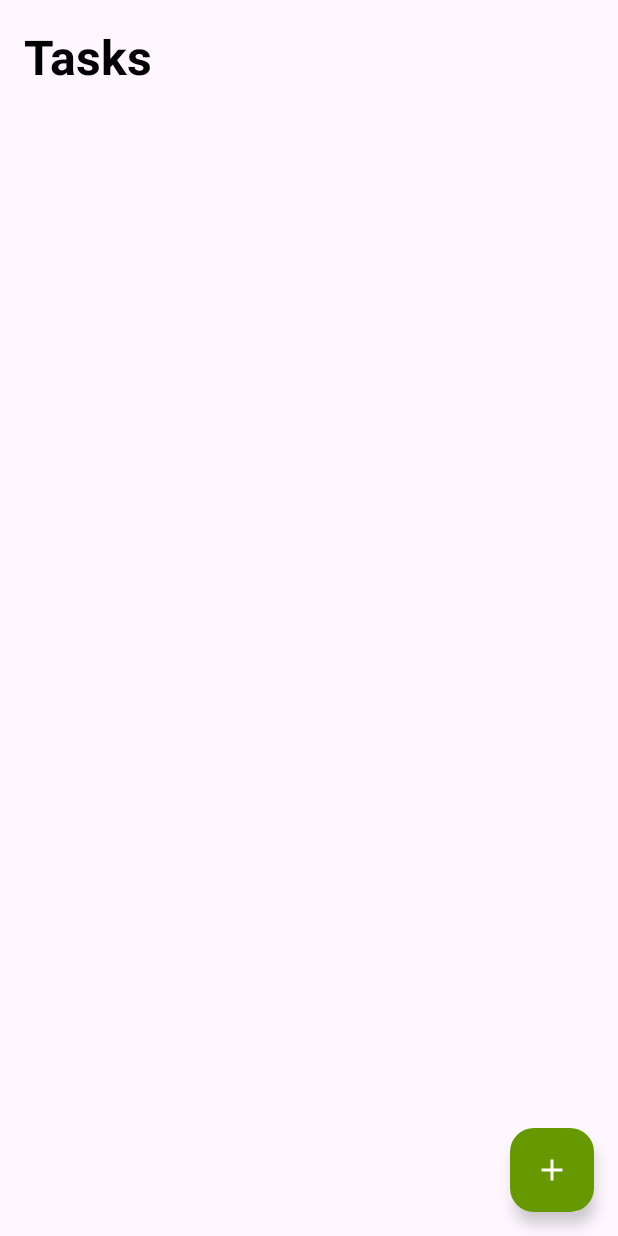
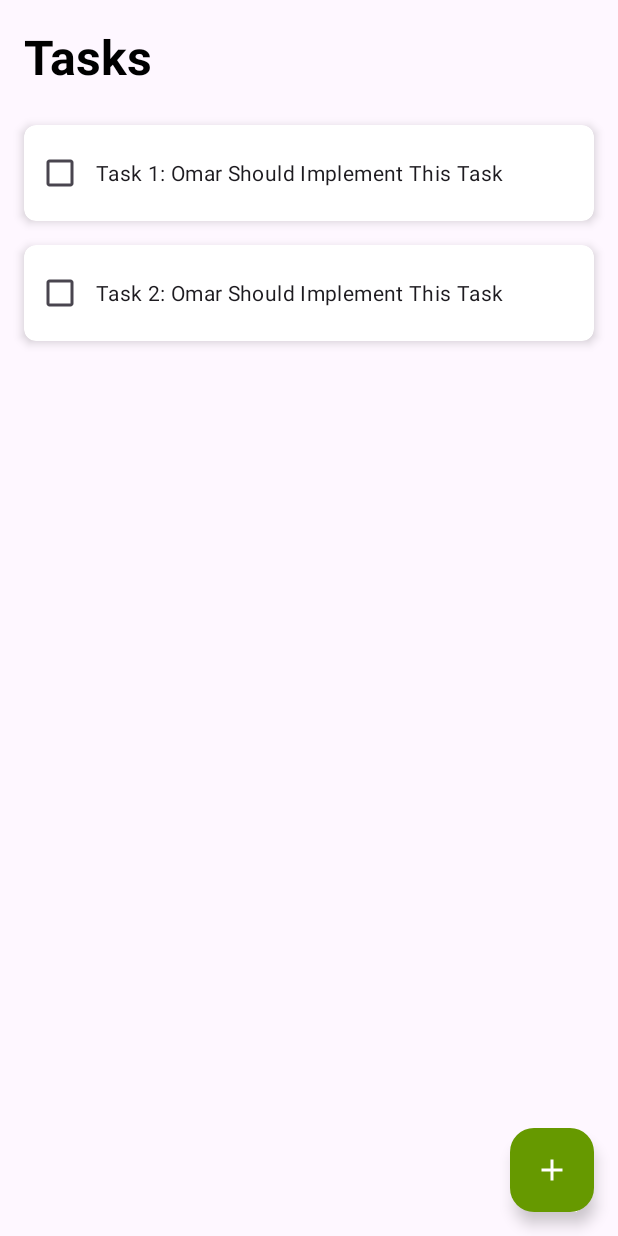
Before and after one commit to Omar7001-B/todo-abbas, an Android app: the screen it shows after launch (MainActivity), on a phone screen of 412 x 824 dp. Run offline under Robolectric (Android 15) with nearby library versions, the phone set to English and light mode, and no system bars.

Commit message:
🚀 feat: implement MainActivity to manage tasks
- Set up RecyclerView for displaying tasks.
- Initialize ToDoAdapter and bind it to the RecyclerView.
- Create a sample task list with placeholder tasks for demonstration.
- Enable edge-to-edge display for a modern UI.

```diff
--- a/app/src/main/java/com/omar/todoabbas/MainActivity.java
+++ b/app/src/main/java/com/omar/todoabbas/MainActivity.java
@@ -7,18 +7,41 @@ import androidx.appcompat.app.AppCompatActivity;
 import androidx.core.graphics.Insets;
 import androidx.core.view.ViewCompat;
 import androidx.core.view.WindowInsetsCompat;
+import androidx.recyclerview.widget.LinearLayoutManager;
+import androidx.recyclerview.widget.RecyclerView;
+
+import com.omar.todoabbas.Adapter.ToDoAdapter;
+import com.omar.todoabbas.Model.ToDoModel;
+
+import java.util.ArrayList;
+import java.util.List;
 
 public class MainActivity extends AppCompatActivity {
 
+    private RecyclerView tasksRecyclerView;
+    private ToDoAdapter tasksAdapter;
+
+    private List<ToDoModel> taskList;
     @Override
     protected void onCreate(Bundle savedInstanceState) {
         super.onCreate(savedInstanceState);
         EdgeToEdge.enable(this);
         setContentView(R.layout.activity_main);
-        ViewCompat.setOnApplyWindowInsetsListener(findViewById(R.id.main), (v, insets) -> {
-            Insets systemBars = insets.getInsets(WindowInsetsCompat.Type.systemBars());
-            v.setPadding(systemBars.left, systemBars.top, systemBars.right, systemBars.bottom);
-            return insets;
-        });
+
+        if(getSupportActionBar() != null)
+            getSupportActionBar().hide();
+
+        taskList = new ArrayList<>();
+
+        tasksRecyclerView = findViewById(R.id.tasksRecyclerView);
+        tasksRecyclerView.setLayoutManager(new LinearLayoutManager(this));
+
+        tasksAdapter = new ToDoAdapter(this);
+        tasksRecyclerView.setAdapter(tasksAdapter);
+
+        taskList.add(new ToDoModel(1, 0, "Task 1: Omar Should Implement This Task"));
+        taskList.add(new ToDoModel(1, 0, "Task 2: Omar Should Implement This Task"));
+
+        tasksAdapter.setTasks(taskList);
     }
 }
```
